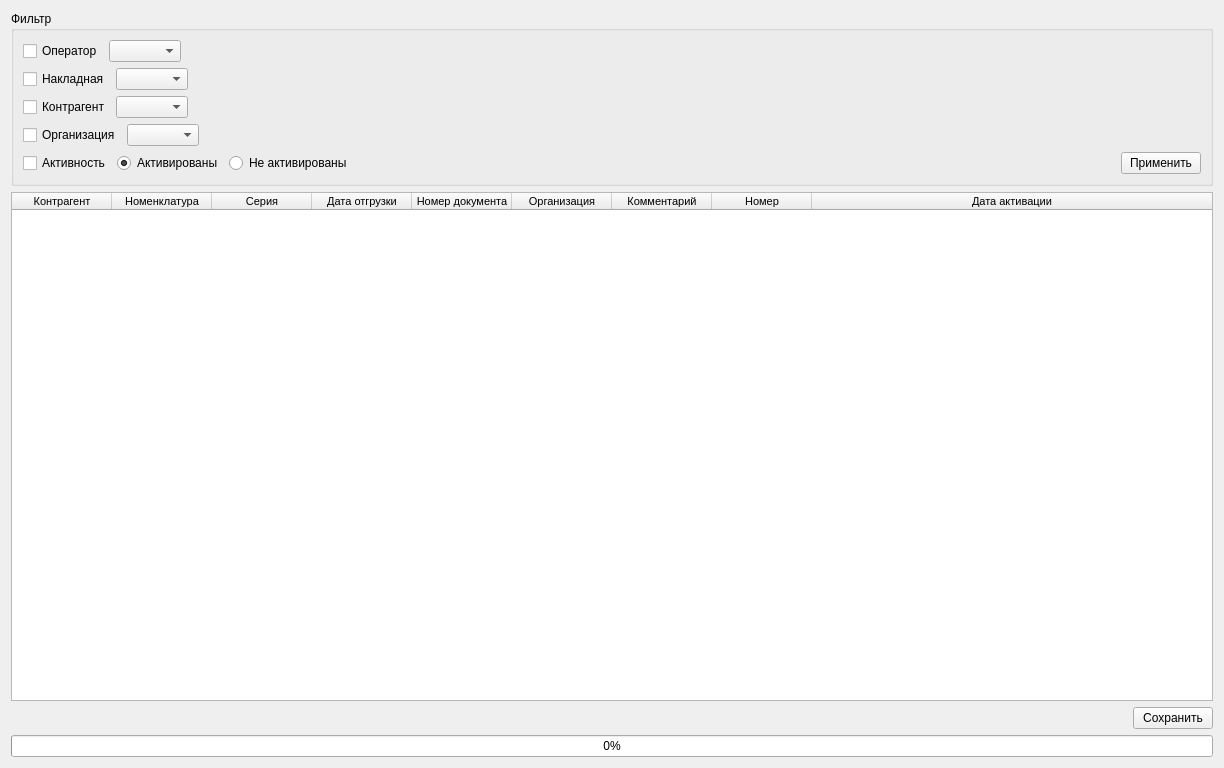
Above: tMix_2/tMix_2/make_document.ui from Skyrim78/tMix before the change. Below: the same form after it.
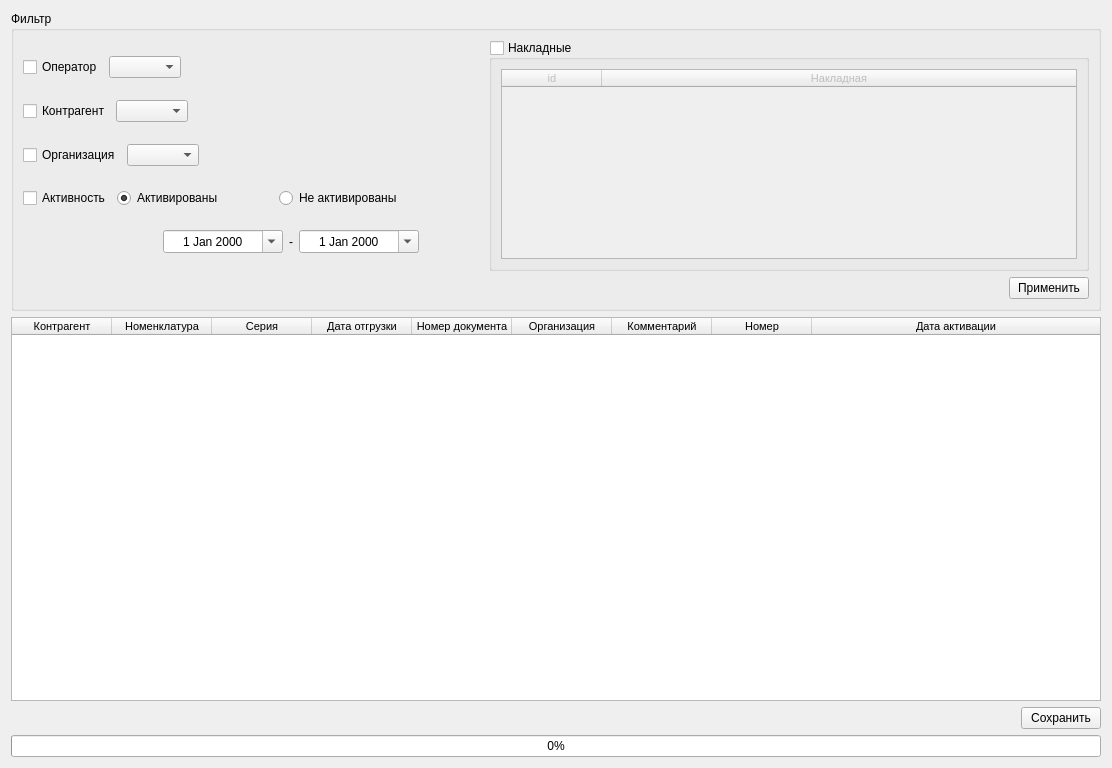
That is the form after the change.

```diff
--- a/tMix_2/tMix_2/make_document.ui
+++ b/tMix_2/tMix_2/make_document.ui
@@ -6,10 +6,16 @@
    <rect>
     <x>0</x>
     <y>0</y>
-    <width>1224</width>
+    <width>1112</width>
     <height>768</height>
    </rect>
   </property>
+  <property name="sizePolicy">
+   <sizepolicy hsizetype="Preferred" vsizetype="Minimum">
+    <horstretch>0</horstretch>
+    <verstretch>0</verstretch>
+   </sizepolicy>
+  </property>
   <property name="font">
    <font>
     <pointsize>9</pointsize>
@@ -18,9 +24,9 @@
   <property name="windowTitle">
    <string>Form</string>
   </property>
-  <layout class="QGridLayout" name="gridLayout_2">
+  <layout class="QGridLayout" name="gridLayout_3">
    <item row="0" column="0">
-    <layout class="QVBoxLayout" name="verticalLayout">
+    <layout class="QVBoxLayout" name="verticalLayout_3">
      <item>
       <widget class="QGroupBox" name="groupBox_filter">
        <property name="sizePolicy">
@@ -29,11 +35,23 @@
          <verstretch>0</verstretch>
         </sizepolicy>
        </property>
+       <property name="maximumSize">
+        <size>
+         <width>16777215</width>
+         <height>300</height>
+        </size>
+       </property>
        <property name="title">
         <string>Фильтр</string>
        </property>
-       <layout class="QGridLayout" name="gridLayout">
+       <layout class="QGridLayout" name="gridLayout_2">
         <item row="0" column="0">
+         <layout class="QVBoxLayout" name="verticalLayout_2">
+          <item>
+           <layout class="QHBoxLayout" name="horizontalLayout_7">
+            <item>
+             <layout class="QVBoxLayout" name="verticalLayout">
+              <item>
          <layout class="QHBoxLayout" name="horizontalLayout">
           <item>
            <widget class="QCheckBox" name="checkBox_f_oper">
@@ -64,38 +82,7 @@
           </item>
          </layout>
         </item>
-        <item row="1" column="0">
-         <layout class="QHBoxLayout" name="horizontalLayout_2">
           <item>
-           <widget class="QCheckBox" name="checkBox_f_nakl">
-            <property name="text">
-             <string>Накладная</string>
-            </property>
-           </widget>
-          </item>
-          <item>
-           <widget class="QComboBox" name="comboBox_f_nakl">
-            <property name="sizeAdjustPolicy">
-             <enum>QComboBox::AdjustToContents</enum>
-            </property>
-           </widget>
-          </item>
-          <item>
-           <spacer name="horizontalSpacer_4">
-            <property name="orientation">
-             <enum>Qt::Horizontal</enum>
-            </property>
-            <property name="sizeHint" stdset="0">
-             <size>
-              <width>40</width>
-              <height>20</height>
-             </size>
-            </property>
-           </spacer>
-          </item>
-         </layout>
-        </item>
-        <item row="2" column="0">
          <layout class="QHBoxLayout" name="horizontalLayout_3">
           <item>
            <widget class="QCheckBox" name="checkBox_f_firm">
@@ -126,8 +113,8 @@
           </item>
          </layout>
         </item>
-        <item row="3" column="0">
-         <layout class="QHBoxLayout" name="horizontalLayout_4">
+              <item>
+               <layout class="QHBoxLayout" name="horizontalLayout_5">
           <item>
            <widget class="QCheckBox" name="checkBox_f_org">
             <property name="text">
@@ -157,8 +144,8 @@
           </item>
          </layout>
         </item>
-        <item row="4" column="0">
-         <layout class="QHBoxLayout" name="horizontalLayout_5">
+              <item>
+               <layout class="QHBoxLayout" name="horizontalLayout_4">
           <item>
            <widget class="QCheckBox" name="checkBox_f_active">
             <property name="text">
@@ -176,6 +163,22 @@
             </property>
            </widget>
           </item>
+                <item>
+                 <spacer name="horizontalSpacer_8">
+                  <property name="orientation">
+                   <enum>Qt::Horizontal</enum>
+                  </property>
+                  <property name="sizeType">
+                   <enum>QSizePolicy::Fixed</enum>
+                  </property>
+                  <property name="sizeHint" stdset="0">
+                   <size>
+                    <width>50</width>
+                    <height>17</height>
+                   </size>
+                  </property>
+                 </spacer>
+                </item>
           <item>
            <widget class="QRadioButton" name="radioButton_fa_no">
             <property name="text">
@@ -184,6 +187,171 @@
            </widget>
           </item>
           <item>
+                 <spacer name="horizontalSpacer_9">
+                  <property name="orientation">
+                   <enum>Qt::Horizontal</enum>
+                  </property>
+                  <property name="sizeHint" stdset="0">
+                   <size>
+                    <width>40</width>
+                    <height>20</height>
+                   </size>
+                  </property>
+                 </spacer>
+                </item>
+               </layout>
+              </item>
+              <item>
+               <layout class="QHBoxLayout" name="horizontalLayout_2">
+                <item>
+                 <spacer name="horizontalSpacer_4">
+                  <property name="orientation">
+                   <enum>Qt::Horizontal</enum>
+                  </property>
+                  <property name="sizeType">
+                   <enum>QSizePolicy::Fixed</enum>
+                  </property>
+                  <property name="sizeHint" stdset="0">
+                   <size>
+                    <width>140</width>
+                    <height>20</height>
+                   </size>
+                  </property>
+                 </spacer>
+                </item>
+                <item>
+                 <widget class="QDateEdit" name="dateEdit_from">
+                  <property name="minimumSize">
+                   <size>
+                    <width>120</width>
+                    <height>0</height>
+                   </size>
+                  </property>
+                  <property name="alignment">
+                   <set>Qt::AlignCenter</set>
+                  </property>
+                  <property name="buttonSymbols">
+                   <enum>QAbstractSpinBox::NoButtons</enum>
+                  </property>
+                  <property name="calendarPopup">
+                   <bool>true</bool>
+                  </property>
+                 </widget>
+                </item>
+                <item>
+                 <widget class="QLabel" name="label">
+                  <property name="text">
+                   <string>-</string>
+                  </property>
+                 </widget>
+                </item>
+                <item>
+                 <widget class="QDateEdit" name="dateEdit_to">
+                  <property name="minimumSize">
+                   <size>
+                    <width>120</width>
+                    <height>0</height>
+                   </size>
+                  </property>
+                  <property name="alignment">
+                   <set>Qt::AlignCenter</set>
+                  </property>
+                  <property name="buttonSymbols">
+                   <enum>QAbstractSpinBox::NoButtons</enum>
+                  </property>
+                  <property name="calendarPopup">
+                   <bool>true</bool>
+                  </property>
+                 </widget>
+                </item>
+                <item>
+                 <spacer name="horizontalSpacer_7">
+                  <property name="orientation">
+                   <enum>Qt::Horizontal</enum>
+                  </property>
+                  <property name="sizeHint" stdset="0">
+                   <size>
+                    <width>40</width>
+                    <height>20</height>
+                   </size>
+                  </property>
+                 </spacer>
+                </item>
+               </layout>
+              </item>
+             </layout>
+            </item>
+            <item>
+             <widget class="QGroupBox" name="groupBox_nakl">
+              <property name="sizePolicy">
+               <sizepolicy hsizetype="Maximum" vsizetype="Preferred">
+                <horstretch>0</horstretch>
+                <verstretch>0</verstretch>
+               </sizepolicy>
+              </property>
+              <property name="minimumSize">
+               <size>
+                <width>600</width>
+                <height>0</height>
+               </size>
+              </property>
+              <property name="title">
+               <string>Накладные</string>
+              </property>
+              <property name="checkable">
+               <bool>true</bool>
+              </property>
+              <property name="checked">
+               <bool>false</bool>
+              </property>
+              <layout class="QGridLayout" name="gridLayout">
+               <item row="0" column="0">
+                <widget class="QTableWidget" name="tableWidget_nakl">
+                 <property name="sizePolicy">
+                  <sizepolicy hsizetype="Preferred" vsizetype="Preferred">
+                   <horstretch>0</horstretch>
+                   <verstretch>0</verstretch>
+                  </sizepolicy>
+                 </property>
+                 <property name="font">
+                  <font>
+                   <pointsize>8</pointsize>
+                   <weight>50</weight>
+                   <bold>false</bold>
+                  </font>
+                 </property>
+                 <property name="editTriggers">
+                  <set>QAbstractItemView::NoEditTriggers</set>
+                 </property>
+                 <property name="selectionBehavior">
+                  <enum>QAbstractItemView::SelectRows</enum>
+                 </property>
+                 <attribute name="horizontalHeaderStretchLastSection">
+                  <bool>true</bool>
+                 </attribute>
+                 <attribute name="verticalHeaderDefaultSectionSize">
+                  <number>27</number>
+                 </attribute>
+                 <column>
+                  <property name="text">
+                   <string>id</string>
+                  </property>
+                 </column>
+                 <column>
+                  <property name="text">
+                   <string>Накладная</string>
+                  </property>
+                 </column>
+                </widget>
+               </item>
+              </layout>
+             </widget>
+            </item>
+           </layout>
+          </item>
+          <item>
+           <layout class="QHBoxLayout" name="horizontalLayout_8">
+            <item>
            <spacer name="horizontalSpacer">
             <property name="orientation">
              <enum>Qt::Horizontal</enum>
@@ -206,6 +374,8 @@
          </layout>
         </item>
        </layout>
+        </item>
+       </layout>
       </widget>
      </item>
      <item>
@@ -221,6 +391,9 @@
        <attribute name="horizontalHeaderStretchLastSection">
         <bool>true</bool>
        </attribute>
+       <attribute name="verticalHeaderDefaultSectionSize">
+        <number>27</number>
+       </attribute>
        <column>
         <property name="text">
          <string>Контрагент</string>
```
Left out of the diff: 3 changed lines with no effect on the pictures. Lines whose indentation alone changed are shown as unchanged.
